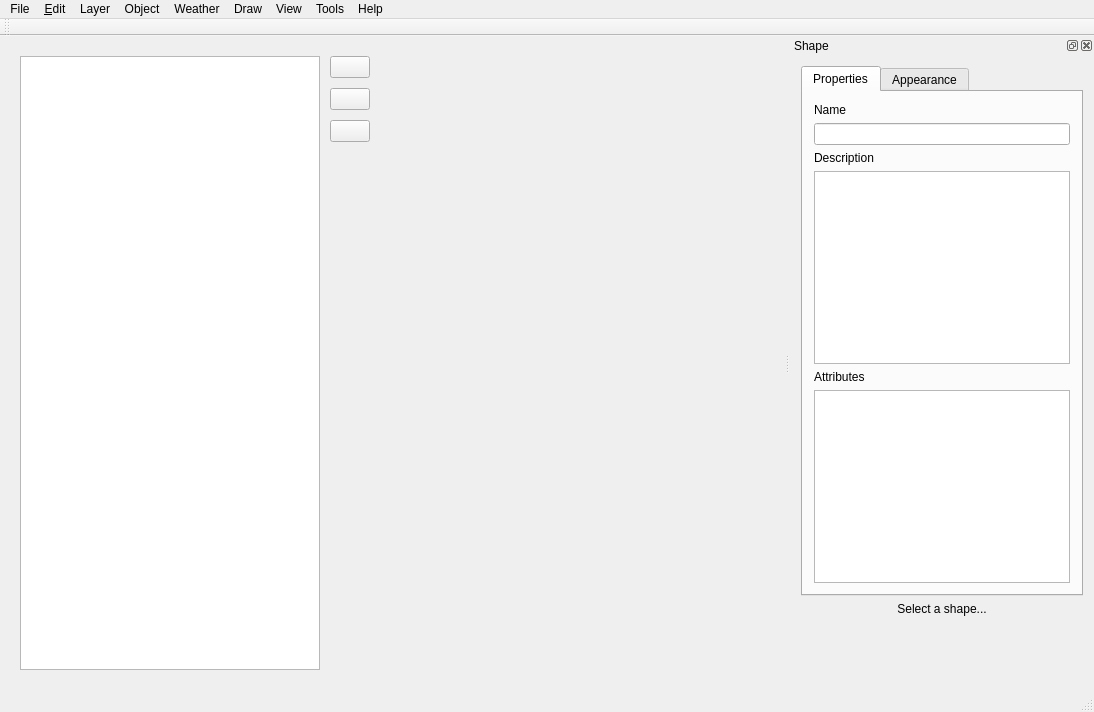
Before: the Qt Designer form explorer/mainwindow.ui in archnemesis/OSMExplorer, drawn with Qt 5.
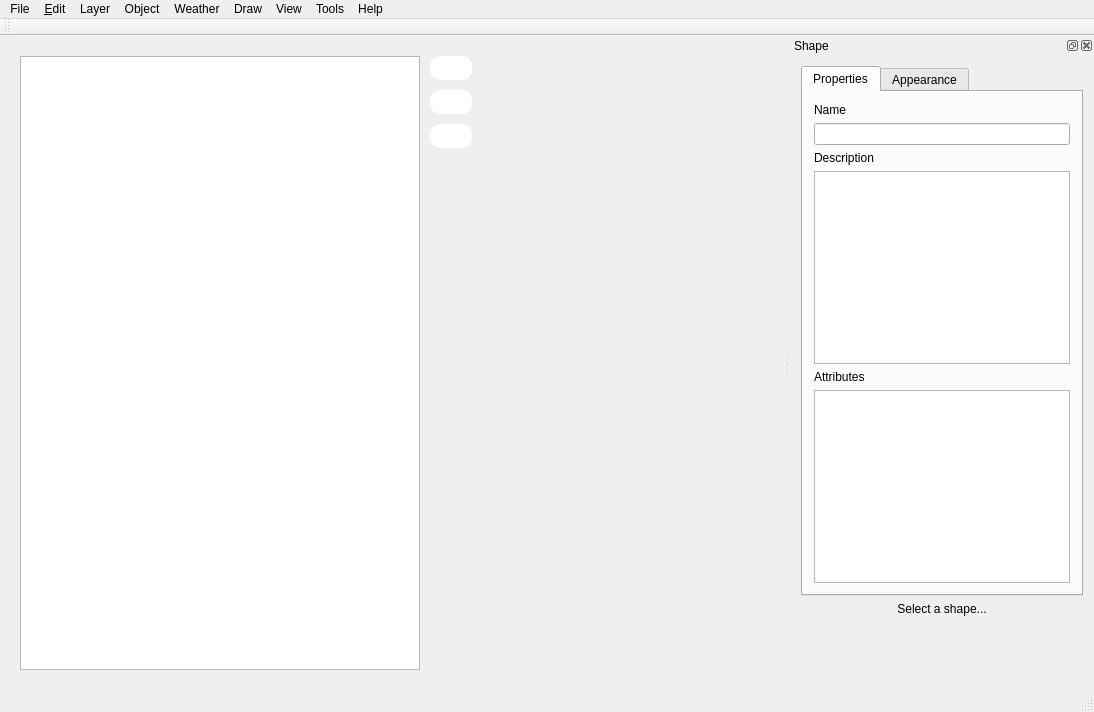
After: the same form once the commit is applied. Icons and pictures are not drawn. Custom widgets are drawn as their Qt base class.

```diff
--- a/explorer/mainwindow.ui
+++ b/explorer/mainwindow.ui
@@ -48,6 +48,13 @@
         <verstretch>0</verstretch>
        </sizepolicy>
       </property>
+      <property name="styleSheet">
+       <string notr="true">QPushButton {
+	border-radius: 10px;
+	background-color: palette(base);
+	padding: 5px;
+}</string>
+      </property>
       <layout class="QHBoxLayout" name="horizontalLayout_3">
        <property name="spacing">
         <number>10</number>
@@ -74,7 +81,7 @@
          </property>
          <property name="minimumSize">
           <size>
-           <width>300</width>
+           <width>400</width>
            <height>0</height>
           </size>
          </property>
```
Left out of the diff: 48 changed lines with no effect on the pictures.
